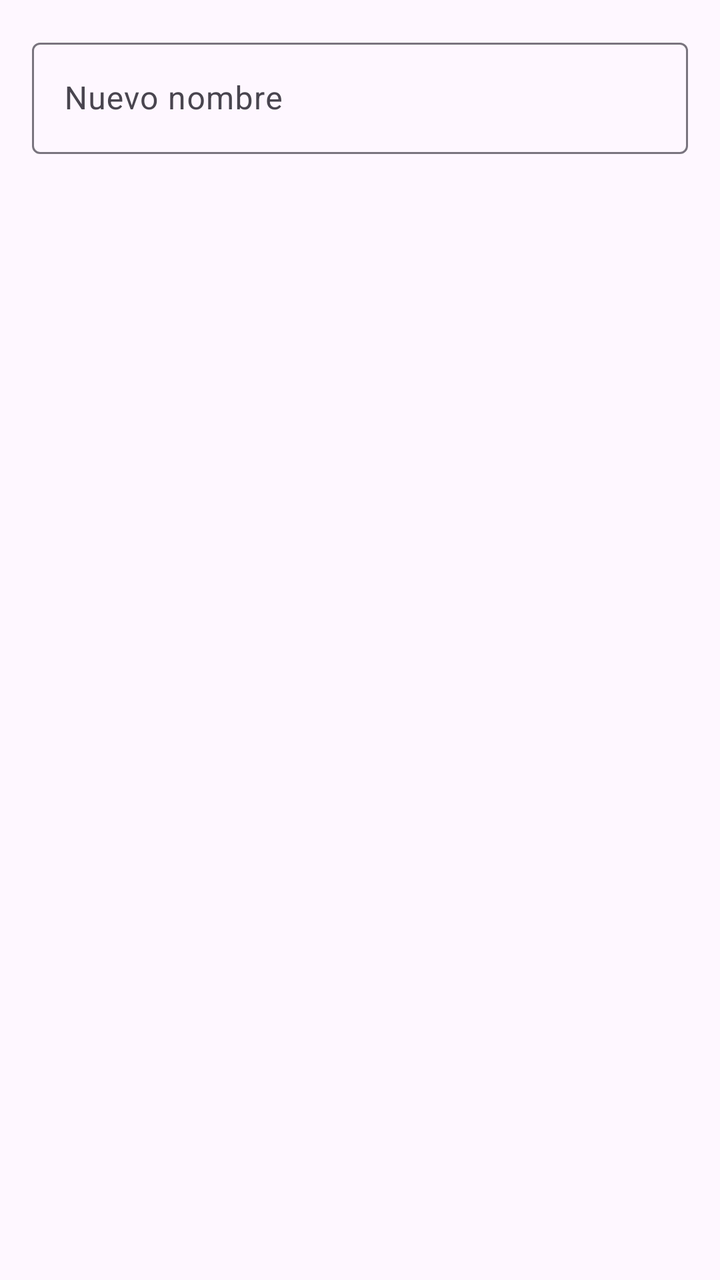
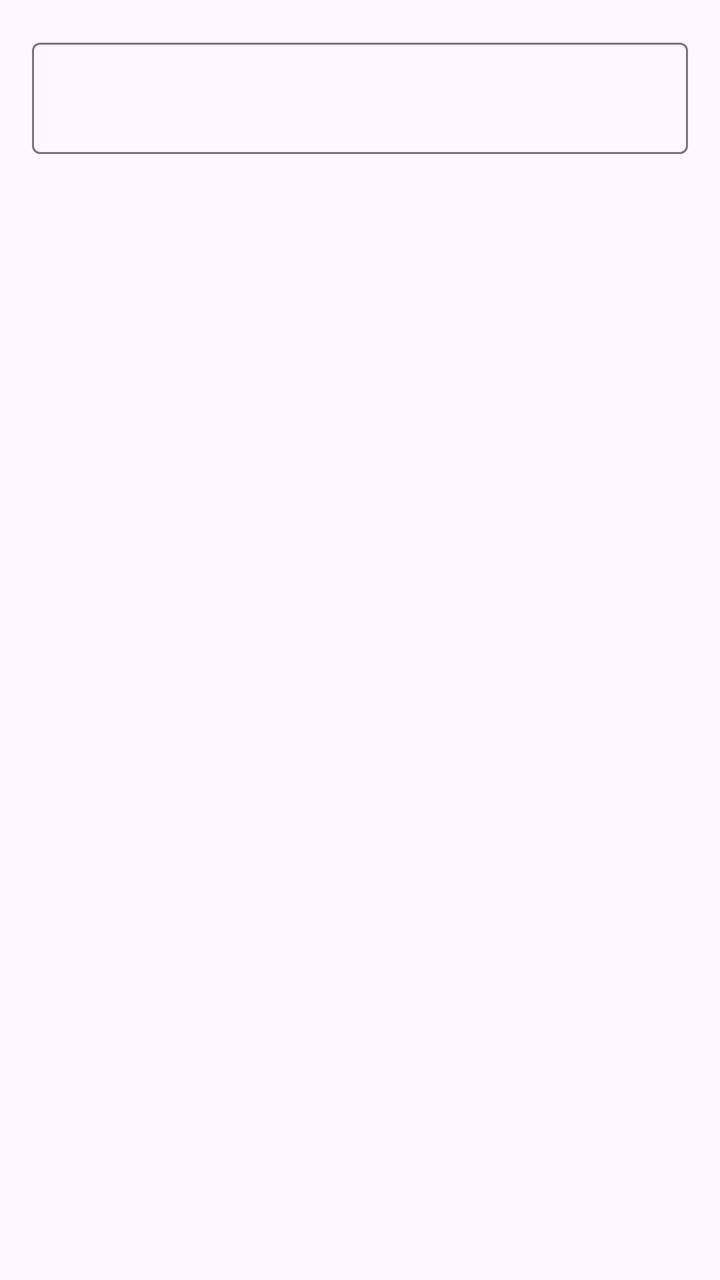

The first picture is an Android layout as it rendered before a commit; the second is the same layout after the commit. The layout source and the unified diff follow.
<!-- AndroidManifest.xml: application theme Theme.Pace -->
<!-- res/layout/dialog_input.xml -->
<?xml version="1.0" encoding="utf-8"?>
<LinearLayout xmlns:android="http://schemas.android.com/apk/res/android"
    android:layout_width="match_parent"
    android:layout_height="wrap_content"
    android:orientation="vertical"
    android:padding="16dp">

    <com.google.android.material.textfield.TextInputLayout
        android:layout_width="match_parent"
        android:layout_height="wrap_content"
        android:hint="@string/new_name">

        <com.google.android.material.textfield.TextInputEditText
            android:id="@+id/dialogInput"
            android:layout_width="match_parent"
            android:layout_height="wrap_content"
            android:inputType="text" />
    </com.google.android.material.textfield.TextInputLayout>
</LinearLayout>
<!-- resources referenced by this layout -->
<resources>
  <string name="new_name">Nuevo nombre</string>
  <style name="Theme.Pace" parent="Base.Theme.Pace" />
  <style name="Base.Theme.Pace" parent="Theme.Material3.DayNight.NoActionBar">
          
          <item name="android:statusBarColor">@color/black</item>
          <item name="android:windowOptOutEdgeToEdgeEnforcement" tools:targetApi="35">true</item>
      </style>
  <color name="black">#FF000000</color>
</resources>

<!-- the commit's change to res/layout/dialog_input.xml (unified diff, before → after) -->
@@ -7,13 +7,14 @@
 
     <com.google.android.material.textfield.TextInputLayout
         android:layout_width="match_parent"
-        android:layout_height="wrap_content"
-        android:hint="@string/new_name">
+        android:layout_height="wrap_content">
 
         <com.google.android.material.textfield.TextInputEditText
             android:id="@+id/dialogInput"
             android:layout_width="match_parent"
             android:layout_height="wrap_content"
             android:inputType="text" />
+
     </com.google.android.material.textfield.TextInputLayout>
+
 </LinearLayout>
<!-- resource entries referenced after the edit -->
@@ -1,6 +1,5 @@
 <!-- resources referenced by this layout -->
 <resources>
-  <string name="new_name">Nuevo nombre</string>
   <style name="Theme.Pace" parent="Base.Theme.Pace" />
   <style name="Base.Theme.Pace" parent="Theme.Material3.DayNight.NoActionBar">
           
